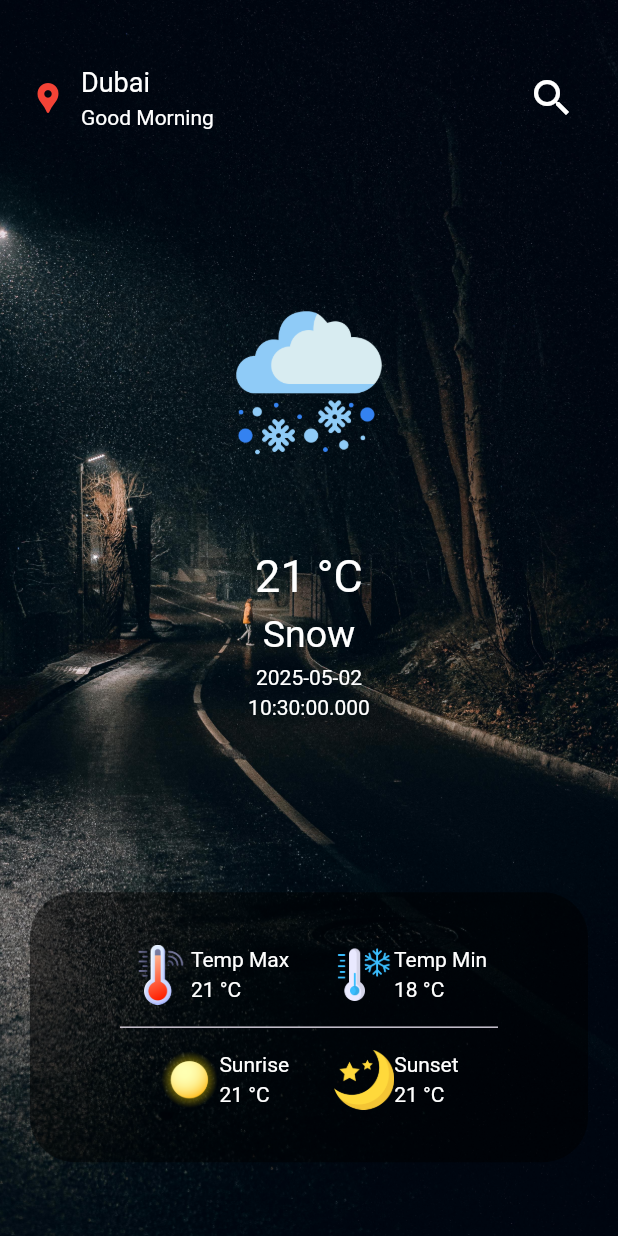
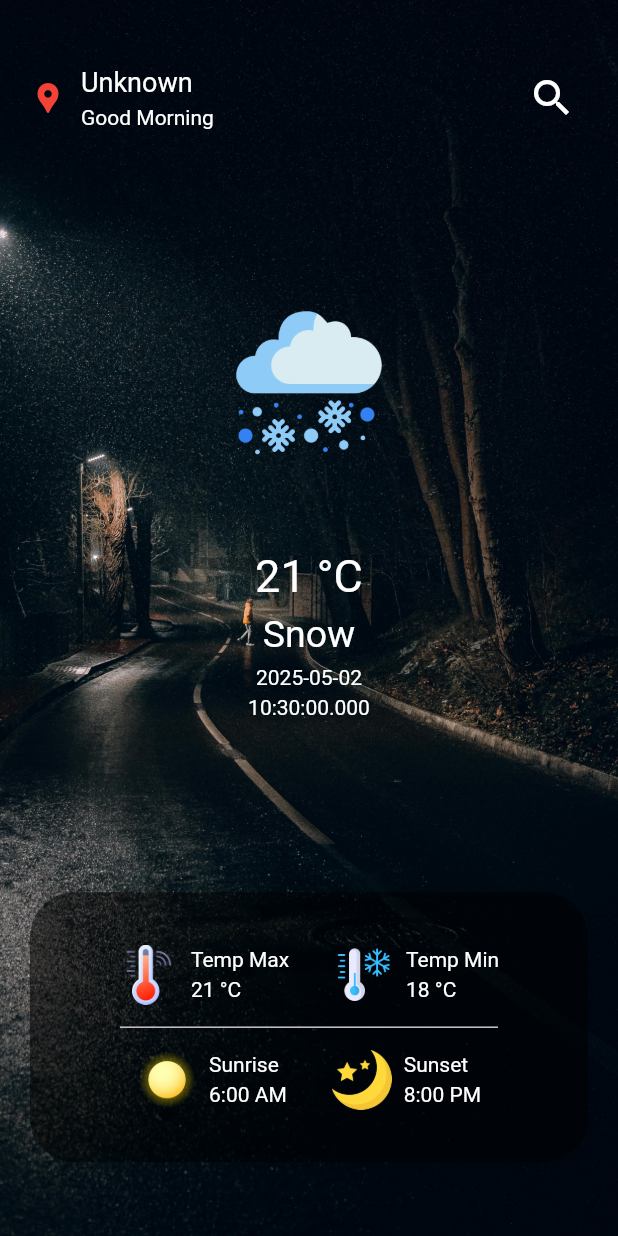
Before and after one commit to Sebin-thomas2001/Weather_App_Provider, a Flutter app: the screen it shows after launch, on a phone screen of 412 x 824 dp. Run offline on Flutter 3.47's test engine with Material 3 defaults, Android fonts, the light colour scheme and no system bars; our stand-ins replace geocoding, geolocator.

Commit message:
Location Fetched

```diff
--- a/lib/screens/home_page.dart
+++ b/lib/screens/home_page.dart
@@ -12,18 +12,21 @@ class HomePage extends StatefulWidget {
 }
 
 class _HomePageState extends State<HomePage> {
+  bool _clicked = false;
+
   @override
   void initState() {
+    super.initState();
     Provider.of<LocationProvider>(context, listen: false).derterminePosition();
-    super.initState();
   }
 
-  bool _clicked = false;
   @override
   Widget build(BuildContext context) {
     Size size = MediaQuery.of(context).size;
+    final locationProvider = Provider.of<LocationProvider>(context);
+
     return Scaffold(
-      extendBodyBehindAppBar: true, // used to full screen
+      extendBodyBehindAppBar: true, // full screen background
       backgroundColor: Colors.black,
       appBar: AppBar(),
       body: Container(
@@ -34,13 +37,13 @@ class _HomePageState extends State<HomePage> {
         decoration: BoxDecoration(
           image: DecorationImage(
             fit: BoxFit.cover,
-          image: AssetImage(
-            background[2],
+            image: AssetImage(background[2]),
           ),
-        )),
+        ),
         child: Stack(
           children: [
-            _clicked == true
+            // Search bar appears when _clicked is true
+            _clicked
                 ? Positioned(
                     top: 50,
                     left: 20,
@@ -56,27 +59,34 @@ class _HomePageState extends State<HomePage> {
                     ),
                   )
                 : const SizedBox.shrink(),
+
+            // Location info and search button
             Container(
               height: 50,
-              child: Row(
+              child: Consumer<LocationProvider>(
+                builder: (context, locationProvider, child) {
+                  var locationCity;
+                  if (locationProvider.currentLocationName != null) {
+                    locationCity =
+                        locationProvider.currentLocationName!.locality;
+                  } else {
+                    locationCity = "Unknown";
+                  }
+
+                  return Row(
                     mainAxisAlignment: MainAxisAlignment.spaceBetween,
                     children: [
-                  Container(
-                    child: const Row(
+                      // Location icon and name
+                      Row(
                         children: [
-                        Icon(
-                          Icons.location_pin,
-                          color: Colors.red,
-                        ),
-                        SizedBox(
-                          width: 10,
-                        ),
+                          const Icon(Icons.location_pin, color: Colors.red),
+                          const SizedBox(width: 10),
                           Column(
                             mainAxisAlignment: MainAxisAlignment.center,
                             crossAxisAlignment: CrossAxisAlignment.start,
                             children: [
                               CustomText(
-                              text: "Dubai",
+                                text: locationCity,
                                 color: Colors.white,
                                 fontWeight: FontWeight.w700,
                                 fontsize: 18,
@@ -86,30 +96,33 @@ class _HomePageState extends State<HomePage> {
                                 color: Colors.white,
                                 fontWeight: FontWeight.w400,
                                 fontsize: 14,
-                            )
-                          ],
-                        )
+                              ),
                             ],
                           ),
+                        ],
                       ),
+                      // Search icon button
                       IconButton(
                         onPressed: () {
                           setState(() {
                             _clicked = true;
                           });
                         },
-                    icon: const Icon(
-                      Icons.search,
-                      size: 32,
+                        icon: const Icon(Icons.search, size: 32),
                       ),
-                  )
                     ],
+                  );
+                },
               ),
             ),
+
+            // Weather icon/image
             Align(
               alignment: const Alignment(0, -0.5),
               child: Image.asset(height: 100, width: 100, imagePath[4]),
             ),
+
+            // Temperature and weather condition
             Align(
               alignment: Alignment(0, 0),
               child: Container(
@@ -134,31 +147,38 @@ class _HomePageState extends State<HomePage> {
                       text: DateTime.now().toString(),
                       color: Colors.white,
                       textAlign: TextAlign.center,
-                    )
+                    ),
                   ],
                 ),
               ),
             ),
+
+            // Additional weather details (max/min temp, sunrise/sunset)
             Align(
               alignment: const Alignment(0, 0.9),
               child: Container(
                 decoration: BoxDecoration(
                   borderRadius: const BorderRadius.all(Radius.circular(30)),
-                    color: Colors.transparent.withOpacity(0.5)),
+                  color: Colors.transparent.withOpacity(0.5),
+                ),
                 height: 180,
                 child: Column(
                   mainAxisAlignment: MainAxisAlignment.center,
                   children: [
-                    Row(mainAxisAlignment: MainAxisAlignment.center, children: [
+                    // Max and Min temperature
+                    Row(
+                      mainAxisAlignment: MainAxisAlignment.center,
+                      children: [
                         Row(
                           children: [
                             Image.asset(
                                 height: 40, "assets/images/temp_high.png"),
-                          const Column(
+                            const SizedBox(width: 8),
+                            Column(
                               mainAxisAlignment: MainAxisAlignment.center,
                               crossAxisAlignment: CrossAxisAlignment.start,
                               children: [
-                              CustomText(
+                                const CustomText(
                                   text: "Temp Max",
                                   color: Colors.white,
                                   fontWeight: FontWeight.w600,
@@ -169,20 +189,20 @@ class _HomePageState extends State<HomePage> {
                                   fontWeight: FontWeight.w600,
                                 ),
                               ],
-                          )
+                            ),
                           ],
                         ),
-                      const SizedBox(
-                        width: 30,
-                      ),
+                        const SizedBox(width: 30),
                         Row(
                           children: [
-                          Image.asset(height: 40, "assets/images/temp-low.png"),
-                          const Column(
+                            Image.asset(
+                                height: 40, "assets/images/temp-low.png"),
+                            const SizedBox(width: 8),
+                            Column(
                               mainAxisAlignment: MainAxisAlignment.center,
                               crossAxisAlignment: CrossAxisAlignment.start,
                               children: [
-                              CustomText(
+                                const CustomText(
                                   text: "Temp Min",
                                   color: Colors.white,
                                   fontWeight: FontWeight.w600,
@@ -193,72 +213,73 @@ class _HomePageState extends State<HomePage> {
                                   fontWeight: FontWeight.w600,
                                 ),
                               ],
-                          )
+                            ),
                           ],
                         ),
-                    ]),
-                    const SizedBox(
-                      height: 10,
+                      ],
                     ),
+                    const SizedBox(height: 10),
                     const Divider(
                       height: 10,
                       indent: 60,
                       endIndent: 60,
                     ),
-                    const SizedBox(
-                      height: 10,
-                    ),
-                    Row(mainAxisAlignment: MainAxisAlignment.center, children: [
+                    const SizedBox(height: 10),
+                    // Sunrise and Sunset info
+                    Row(
+                      mainAxisAlignment: MainAxisAlignment.center,
+                      children: [
                         Row(
                           children: [
                             Image.asset(height: 40, "assets/images/sun.png"),
-                          const Column(
+                            const SizedBox(width: 8),
+                            Column(
                               mainAxisAlignment: MainAxisAlignment.center,
                               crossAxisAlignment: CrossAxisAlignment.start,
                               children: [
-                              CustomText(
+                                const CustomText(
                                   text: "Sunrise",
                                   color: Colors.white,
                                   fontWeight: FontWeight.w600,
                                 ),
                                 const CustomText(
-                                text: "21 °C",
+                                  text: "6:00 AM",
                                   color: Colors.white,
                                   fontWeight: FontWeight.w600,
                                 ),
                               ],
-                          )
+                            ),
                           ],
                         ),
-                      const SizedBox(
-                        width: 30,
-                      ),
+                        const SizedBox(width: 30),
                         Row(
                           children: [
                             Image.asset(height: 40, "assets/images/moon.png"),
-                          const Column(
+                            const SizedBox(width: 8),
+                            Column(
                               mainAxisAlignment: MainAxisAlignment.center,
                               crossAxisAlignment: CrossAxisAlignment.start,
                               children: [
-                              CustomText(
+                                const CustomText(
                                   text: "Sunset",
                                   color: Colors.white,
                                   fontWeight: FontWeight.w600,
                                 ),
                                 const CustomText(
-                                text: "21 °C",
+                                  text: "8:00 PM",
                                   color: Colors.white,
                                   fontWeight: FontWeight.w600,
                                 ),
                               ],
-                          )
+                            ),
                           ],
                         ),
-                    ]),
+                      ],
+                    ),
                   ],
                 ),
               ),
-            )
+            ),
           ],
         ),
       ),
--- a/lib/services/location_Provider.dart
+++ b/lib/services/location_Provider.dart
@@ -41,8 +41,8 @@ class LocationProvider with ChangeNotifier {
     _currentPosition = await Geolocator.getCurrentPosition();
     print(_currentPosition);
 
-    // _currenLocationName =
-    //     await _locationService.getLocationName(_currentPosition);
+    _currenLocationName =
+        await _locationService.getLocationName(_currentPosition);
 
     print(_currenLocationName);
     notifyListeners();
```
Also changed, not shown: lib/services/location_Service.dart (line endings or trailing spaces). Lines whose indentation alone changed are shown as unchanged.
